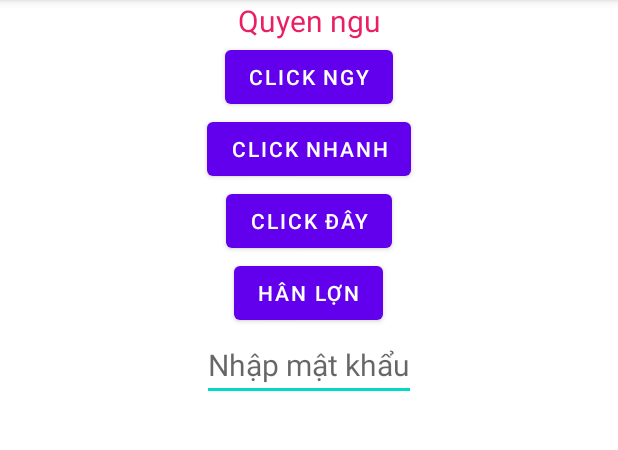
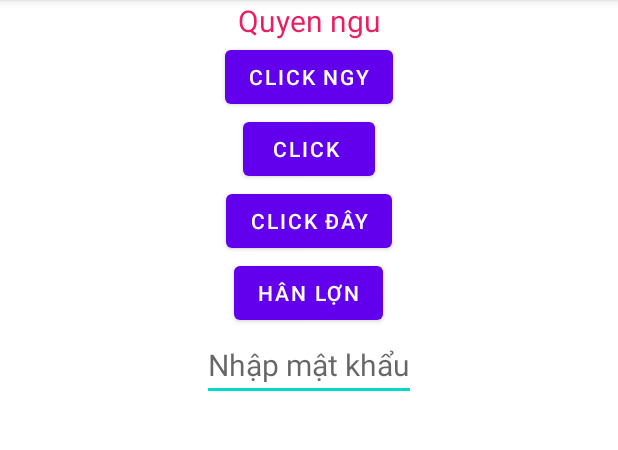
Before and after one commit to quangquyen2702/DOANAPP, an Android app: the screen it shows after launch (MainActivity), on a phone screen of 412 x 824 dp, the part 84-534 px from its top. Run offline under Robolectric (Android 15) with nearby library versions, the phone set to English and light mode, and no system bars.

Commit message:
Update activity_main.xml

```diff
--- a/app/src/main/res/layout/activity_main.xml
+++ b/app/src/main/res/layout/activity_main.xml
@@ -24,7 +24,7 @@
   <Button
         android:layout_width="wrap_content"
         android:layout_height="wrap_content"
-        android:text="Click nhanh"
+        android:text="Click "
         android:layout_gravity="center">
     </Button>
     <Button
```
